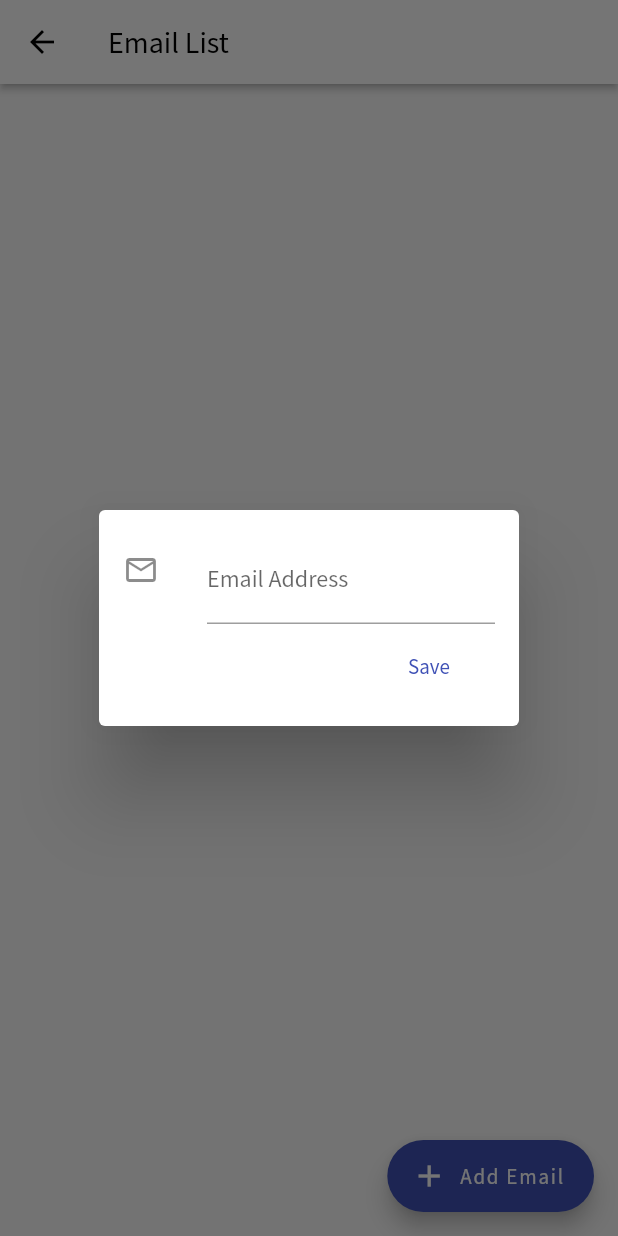
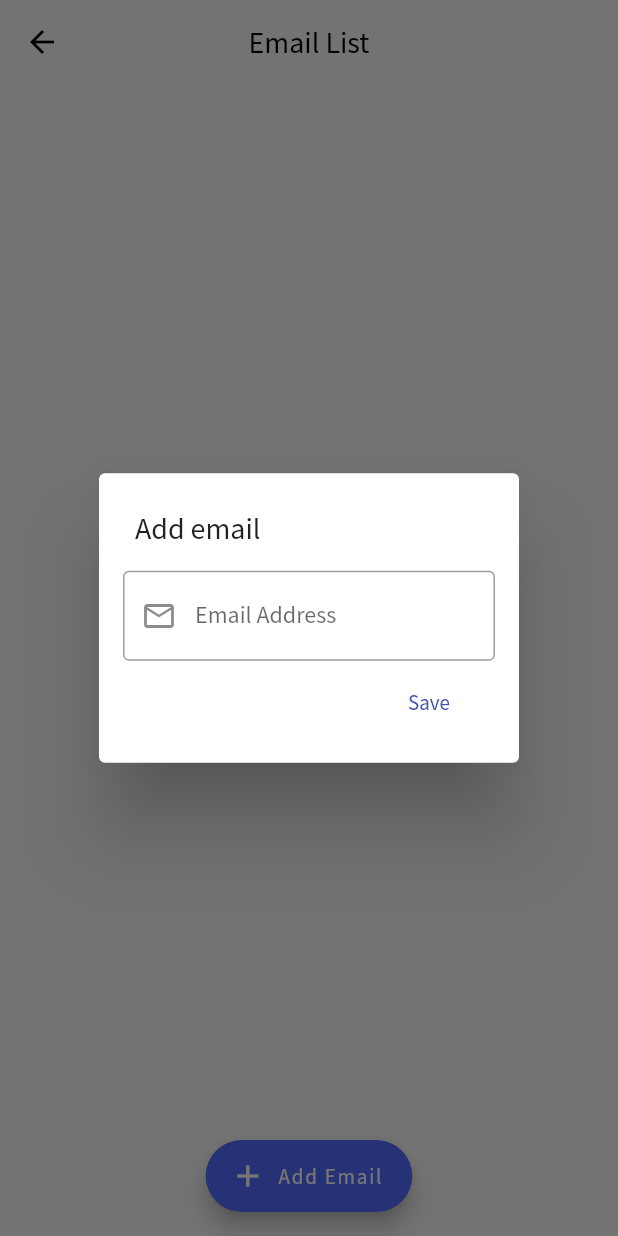
Before and after one commit to GroovinChip/MySoftballTeam, a Flutter app: the EmailList screen opened by its route, after a tap on "Add Email", on a phone screen of 412 x 824 dp. Run offline on Flutter 3.47's test engine with Material 2 defaults, Android fonts, the phone set to English and light mode, and no system bars; our stand-ins replace cloud_firestore, firebase_auth, outline_material_icons, package_info, shared_preferences; missing offline and left inert: flutter_email_sender, groovin_material_icons, rounded_modal; accounts and stored records are empty.

Commit message:
UI refreshes

```diff
--- a/lib/checkLogin.dart
+++ b/lib/checkLogin.dart
@@ -1,6 +1,6 @@
 import 'package:flutter/material.dart';
 import 'package:firebase_auth/firebase_auth.dart';
-import 'package:my_softball_team/screens/homeScreen.dart';
+import 'package:my_softball_team/screens/home_screen.dart';
 import 'package:shared_preferences/shared_preferences.dart';
 import 'package:my_softball_team/globals.dart' as globals;
 import 'package:my_softball_team/screens/login.dart';
--- a/lib/screens/addNewGame.dart
+++ b/lib/screens/add_new_game.dart
@@ -36,8 +36,9 @@ class _AddNewGameState extends State<AddNewGame> {
   Widget build(BuildContext context) {
     return Scaffold(
       appBar: AppBar(
-        elevation: 2.0,
-        backgroundColor: Colors.white,
+        elevation: 0.0,
+        centerTitle: true,
+        backgroundColor: Theme.of(context).canvasColor,
         title: Text(
           "Add New Game",
           style: TextStyle(
@@ -205,6 +206,7 @@ class _AddNewGameState extends State<AddNewGame> {
                         onChanged: _chooseHomeOrAway,
                         hint: Text("Home or Away"),
                         value: _homeOrAway,
+                        isExpanded: true,
                       ),
                       SizedBox(height: 25.0),
                       Row(
--- a/lib/screens/emailList.dart
+++ b/lib/screens/emailList.dart
@@ -22,9 +22,10 @@ class _EmailListState extends State<EmailList> {
   Widget build(BuildContext context) {
     return Scaffold(
       appBar: AppBar(
-        backgroundColor: Colors.white,
+        backgroundColor: Theme.of(context).canvasColor,
         iconTheme: IconThemeData(color: Colors.black),
-        elevation: 2.0,
+        elevation: 0.0,
+        centerTitle: true,
         title: Text("Email List", style: TextStyle(color: Colors.black),),
       ),
       body: StreamBuilder<QuerySnapshot>(
@@ -59,12 +60,13 @@ class _EmailListState extends State<EmailList> {
                                         Padding(
                                           padding: const EdgeInsets.only(left: 8.0),
                                           child: ListTile(
-                                            leading: Icon(OMIcons.email),
                                             title: TextField(
                                               controller: _editEmailAddressFieldContoller,
                                               keyboardType: TextInputType.emailAddress,
                                               decoration: InputDecoration(
-                                                labelText: selectedEmail
+                                                labelText: selectedEmail,
+                                                prefixIcon: Icon(OMIcons.email),
+                                                border: OutlineInputBorder(),
                                               ),
                                             ),
                                           ),
@@ -114,6 +116,7 @@ class _EmailListState extends State<EmailList> {
           }
         },
       ),
+      floatingActionButtonLocation: FloatingActionButtonLocation.centerFloat,
       floatingActionButton: FloatingActionButton.extended(
         icon: Icon(Icons.add),
         label: Text("Add Email"),
@@ -121,6 +124,7 @@ class _EmailListState extends State<EmailList> {
           showDialog(
             context: context,
             builder: (_) => SimpleDialog(
+              title: Text("Add email"),
               children: <Widget>[
                 Column(
                   mainAxisSize: MainAxisSize.min,
@@ -130,12 +134,13 @@ class _EmailListState extends State<EmailList> {
                       child: Column(
                         children: <Widget>[
                           ListTile(
-                            leading: Icon(OMIcons.email),
                             title: TextField(
                               controller: _emailAddressFieldContoller,
                               keyboardType: TextInputType.emailAddress,
                               decoration: InputDecoration(
-                                labelText: "Email Address"
+                                labelText: "Email Address",
+                                border: OutlineInputBorder(),
+                                prefixIcon: Icon(OMIcons.email),
                               ),
                             ),
                           ),
--- a/lib/widgets/editGameModal.dart
+++ b/lib/widgets/editGameModal.dart
@@ -35,8 +35,9 @@ class _EditGameModalState extends State<EditGameModal> {
   Widget build(BuildContext context) {
     return Scaffold(
       appBar: AppBar(
-        elevation: 2.0,
-        backgroundColor: Colors.white,
+        elevation: 0.0,
+        backgroundColor: Theme.of(context).canvasColor,
+        centerTitle: true,
         title: Text(
           "Edit Game",
           style: TextStyle(
@@ -221,6 +222,7 @@ class _EditGameModalState extends State<EditGameModal> {
                                     onChanged: _chooseHomeOrAway,
                                     hint: Text("${game['HomeOrAway']}"),
                                     value: _homeOrAway,
+                                    isExpanded: true,
                                   ),
                                 ),
                                 Row(
--- a/lib/widgets/editStatsModal.dart
+++ b/lib/widgets/editStatsModal.dart
@@ -44,8 +44,9 @@ class _EditStatsModalState extends State<EditStatsModal> {
   Widget build(BuildContext context) {
     return Scaffold(
       appBar: AppBar(
-        elevation: 2.0,
-        backgroundColor: Colors.white,
+        elevation: 0.0,
+        backgroundColor: Theme.of(context).canvasColor,
+        centerTitle: true,
         title: Text(
           "Update Stats",
           style: TextStyle(
--- a/lib/widgets/gameCard.dart
+++ b/lib/widgets/gameCard.dart
@@ -47,6 +47,7 @@ class GameCard extends StatelessWidget{
     }
     return Card(
       elevation: 2.0,
+      //shape: OutlineInputBorder(borderRadius: BorderRadius.all(Radius.circular(10.0))),
       child: Column(
         crossAxisAlignment: CrossAxisAlignment.start,
         children: <Widget>[
--- a/lib/widgets/previousGamesTable.dart
+++ b/lib/widgets/previousGamesTable.dart
@@ -18,8 +18,9 @@ class _PreviousGamesTableState extends State<PreviousGamesTable> {
   Widget build(BuildContext context) {
     return Scaffold(
       appBar: AppBar(
-        elevation: 2.0,
-        backgroundColor: Colors.white,
+        elevation: 0.0,
+        centerTitle: true,
+        backgroundColor: Theme.of(context).canvasColor,
         title: Text("Previous Games",
           style: TextStyle(
             color: Colors.black,
--- a/pubspec.yaml
+++ b/pubspec.yaml
@@ -16,6 +16,7 @@ dependencies:
   package_info: ^0.3.2
   url_launcher: ^3.0.3
   flutter_email_sender: ^1.0.1
+  rounded_modal: ^1.0.0
 
 dev_dependencies:
   flutter_test:
```
Also changed, not shown: lib/main.dart (+4 -3 lines), lib/screens/home_screen.dart (renamed from lib/screens/homeScreen.dart, +17 -8 lines), pubspec.lock.
